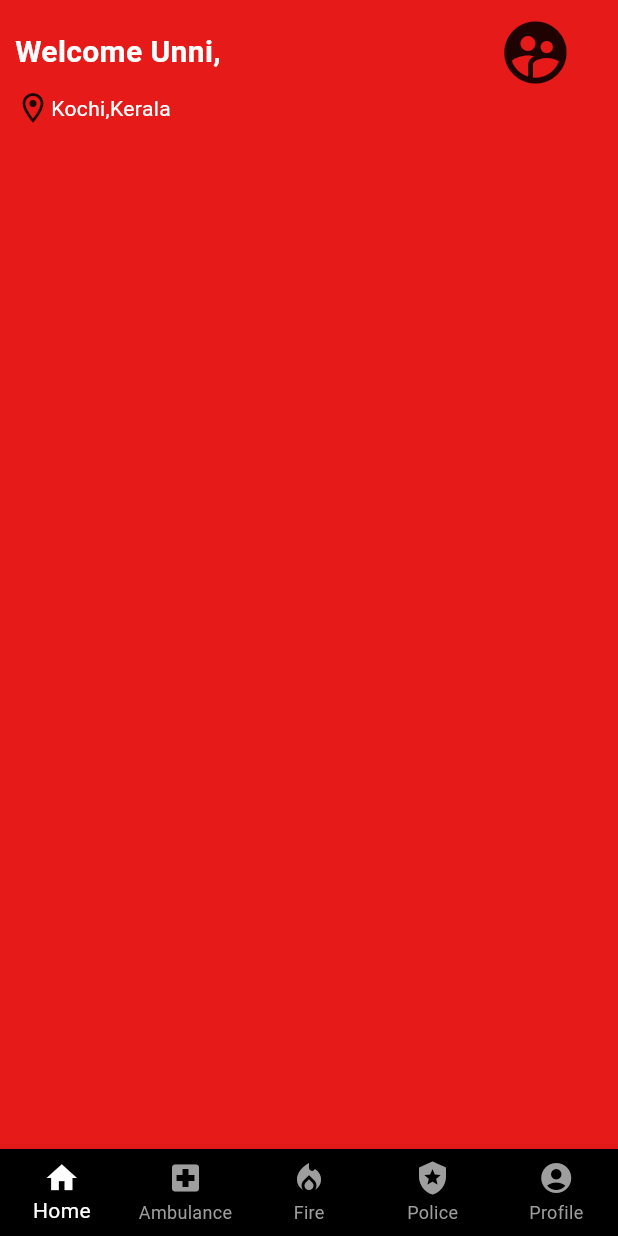
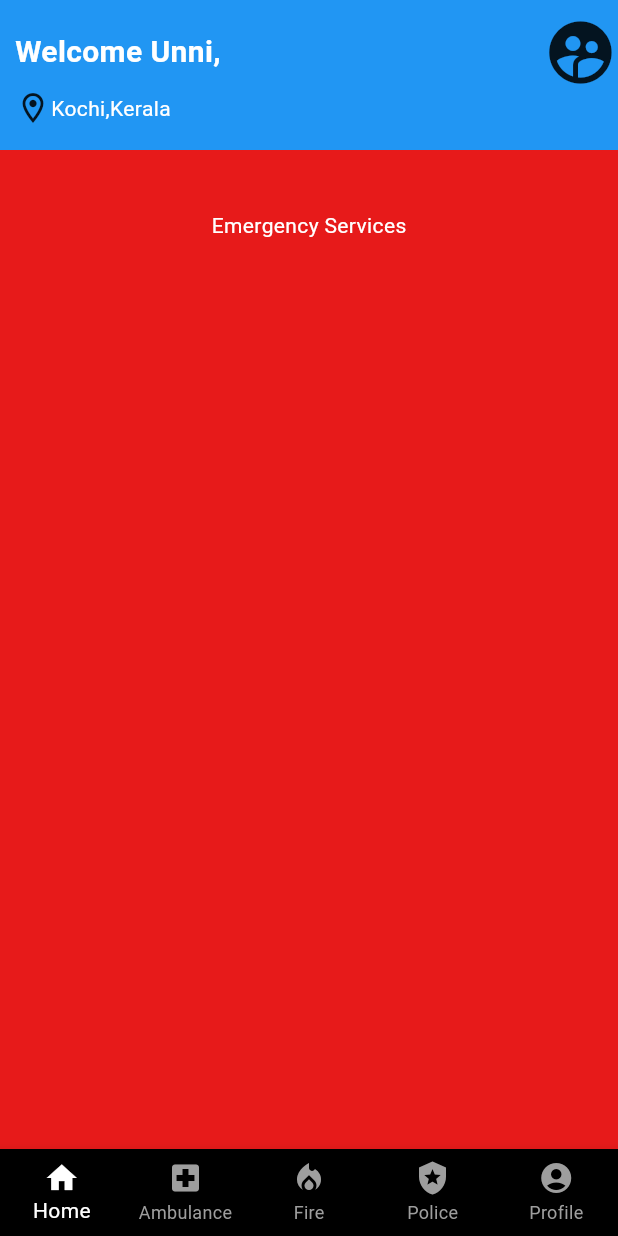
Before and after one commit to jayasooryakdeepak/PFA-Emergency-App, a Flutter app: the screen it shows after launch, on a phone screen of 412 x 824 dp. Run offline on Flutter 3.47's test engine with Material 3 defaults, Android fonts, the phone set to English and light mode, and no system bars; our stand-ins replace google_fonts; Roboto replaces fonts that are missing (Ubuntu).

Commit message:
Column added to appbar and location also added to appbar

```diff
--- a/lib/core/constants.dart
+++ b/lib/core/constants.dart
@@ -1,6 +1,6 @@
 import 'package:flutter/material.dart';
 
 const kWidthuser = SizedBox(width: 30);
-const kHeightuser = SizedBox(height: 20);
+const kHeightuser = SizedBox(height: 100);
 
 const kWidthapp = SizedBox(width: 10);
--- a/lib/presentation/home/screen_home.dart
+++ b/lib/presentation/home/screen_home.dart
@@ -9,20 +9,20 @@ class ScreenHome extends StatelessWidget {
   Widget build(BuildContext context) {
     return Scaffold(
       appBar: const PreferredSize(
-        preferredSize: Size.fromHeight(80),
+        preferredSize: Size.fromHeight(100),
         child: AppBarWidget(),
       ),
       body: ListView(
         children: const [
           Row(
+            mainAxisAlignment: MainAxisAlignment.center,
             children: [
-              kWidthapp,
-              Icon(Icons.location_on_outlined),
+              kHeightuser,
               Text(
-                'Kochi,Kerala',
-              )
+                'Emergency Services',
+              ),
             ],
-          )
+          ),
         ],
       ),
     );
--- a/lib/presentation/widgets/app_bar_widget.dart
+++ b/lib/presentation/widgets/app_bar_widget.dart
@@ -6,25 +6,37 @@ class AppBarWidget extends StatelessWidget {
 
   @override
   Widget build(BuildContext context) {
-    return const Padding(
+    return Container(
+      color: Colors.blue,
+      child: const Padding(
         padding: EdgeInsets.only(top: 10),
-      child: Row(
+        child: Column(
+          children: [
+            Row(
               children: [
                 kWidthapp,
                 Text(
                   'Welcome Unni,',
-            style: TextStyle(
-              fontSize: 20,
-              fontWeight: FontWeight.bold
-            ),
+                  style: TextStyle(fontSize: 20, fontWeight: FontWeight.bold),
                 ),
                 Spacer(),
                 Icon(
                   Icons.supervised_user_circle,
                   size: 50,
                 ),
-          kWidthuser,
               ],
+            ),
+            Row(
+              children: [
+                kWidthapp,
+                Icon(Icons.location_on_outlined),
+                Text(
+                  'Kochi,Kerala',
+                )
+              ],
+            ),
+          ],
+        ),
       ),
     );
   }
```
Lines whose indentation alone changed are shown as unchanged.
